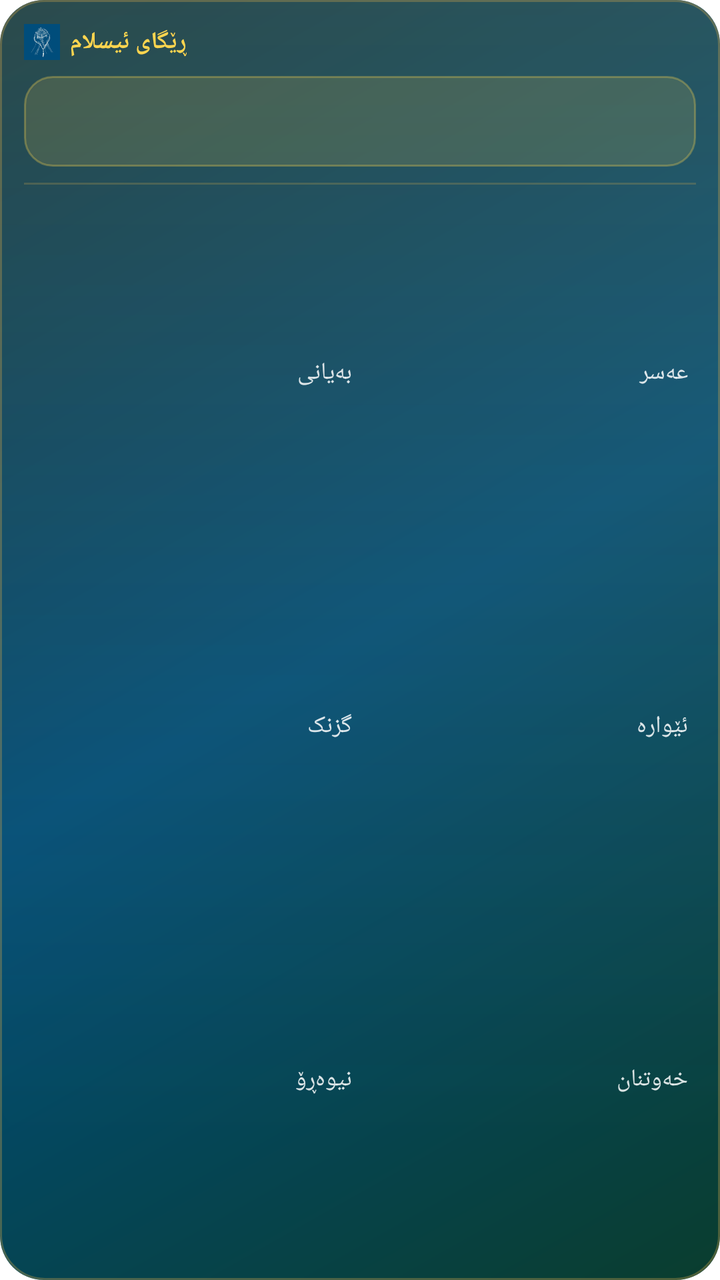
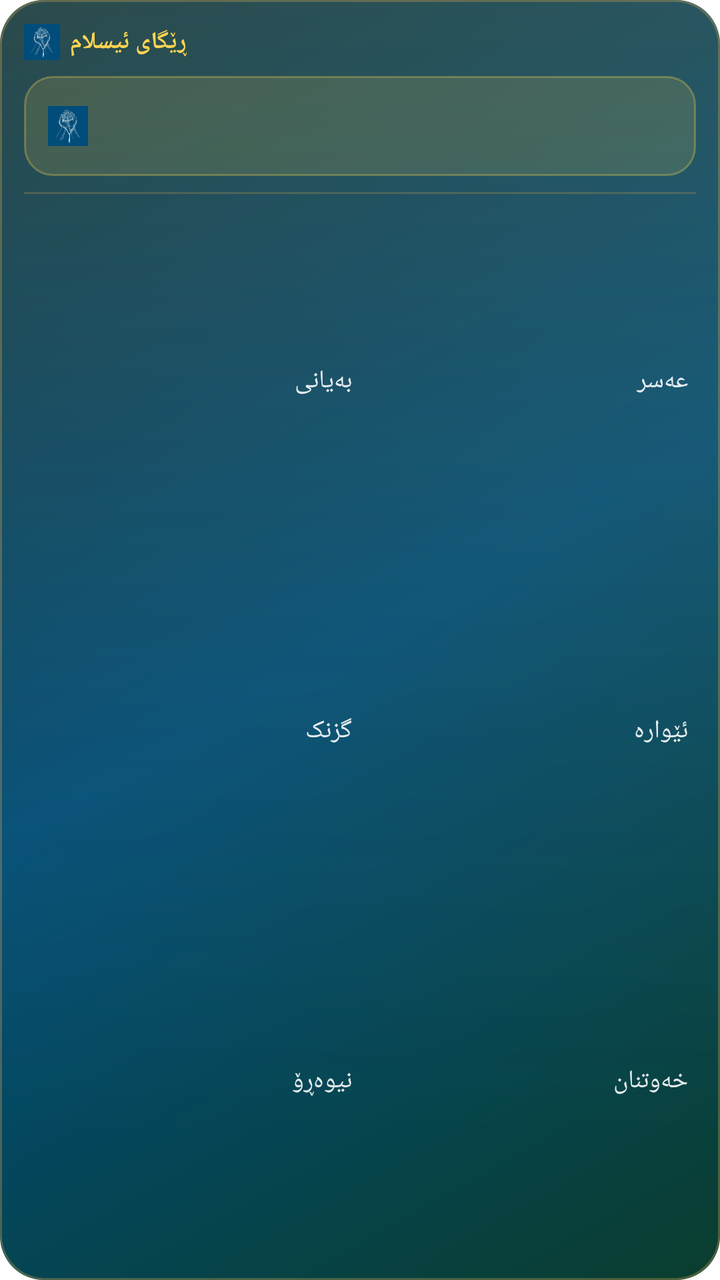

Screens rendered from an Android XML layout before and after an edit, with the pre-edit source and the edit as a unified diff.
<!-- AndroidManifest.xml: fallback theme Theme.MaterialComponents.DayNight.NoActionBar -->
<!-- res/layout/widget_prayer.xml -->
<?xml version="1.0" encoding="utf-8"?>
<LinearLayout xmlns:android="http://schemas.android.com/apk/res/android"
    android:id="@+id/widget_prayer_root"
    android:layout_width="match_parent"
    android:layout_height="match_parent"
    android:orientation="vertical"
    android:padding="12dp"
    android:background="@drawable/widget_bg">

    
    <LinearLayout
        android:layout_width="match_parent"
        android:layout_height="wrap_content"
        android:orientation="horizontal"
        android:gravity="center_vertical">

        <ImageView
            android:layout_width="18dp"
            android:layout_height="18dp"
            android:src="@drawable/app_icon"
            android:contentDescription="ڕێگای ئیسلام" />

        <TextView
            android:layout_width="wrap_content"
            android:layout_height="wrap_content"
            android:layout_marginStart="5dp"
            android:text="ڕێگای ئیسلام"
            android:textColor="#FFD54F"
            android:textSize="12sp"
            android:textStyle="bold" />

        <TextView
            android:id="@+id/widget_city"
            android:layout_width="0dp"
            android:layout_height="wrap_content"
            android:layout_weight="1"
            android:gravity="end"
            android:textColor="#CCFFFFFF"
            android:textSize="11sp" />
    </LinearLayout>

    
    <LinearLayout
        android:layout_width="match_parent"
        android:layout_height="wrap_content"
        android:orientation="vertical"
        android:layout_marginTop="8dp"
        android:background="@drawable/widget_next_pill"
        android:paddingStart="12dp"
        android:paddingEnd="12dp"
        android:paddingTop="7dp"
        android:paddingBottom="7dp">

        <TextView
            android:id="@+id/widget_next"
            android:layout_width="match_parent"
            android:layout_height="wrap_content"
            android:textColor="#FFFFFF"
            android:textSize="14sp"
            android:textStyle="bold" />

        <TextView
            android:id="@+id/widget_date"
            android:layout_width="match_parent"
            android:layout_height="wrap_content"
            android:textColor="#99FFFFFF"
            android:textSize="9sp" />
    </LinearLayout>

    
    <View
        android:layout_width="match_parent"
        android:layout_height="1dp"
        android:layout_marginTop="8dp"
        android:layout_marginBottom="6dp"
        android:background="#40C8A24B" />

    
    <LinearLayout
        android:layout_width="match_parent"
        android:layout_height="0dp"
        android:layout_weight="1"
        android:orientation="horizontal"
        android:baselineAligned="false">

        <LinearLayout
            android:layout_width="0dp"
            android:layout_height="match_parent"
            android:layout_weight="1"
            android:orientation="vertical">

            <LinearLayout style="@style/WidgetPrayerRow">
                <TextView style="@style/WidgetPrayerLabel" android:text="بەیانی" />
                <TextView android:id="@+id/widget_bayani" style="@style/WidgetPrayerTime" />
            </LinearLayout>

            <LinearLayout style="@style/WidgetPrayerRow">
                <TextView style="@style/WidgetPrayerLabel" android:text="گزنک" />
                <TextView android:id="@+id/widget_xorhalatn" style="@style/WidgetPrayerTime" />
            </LinearLayout>

            <LinearLayout style="@style/WidgetPrayerRow">
                <TextView style="@style/WidgetPrayerLabel" android:text="نیوەڕۆ" />
                <TextView android:id="@+id/widget_niwaro" style="@style/WidgetPrayerTime" />
            </LinearLayout>
        </LinearLayout>

        <LinearLayout
            android:layout_width="0dp"
            android:layout_height="match_parent"
            android:layout_weight="1"
            android:orientation="vertical">

            <LinearLayout style="@style/WidgetPrayerRow">
                <TextView style="@style/WidgetPrayerLabel" android:text="عەسر" />
                <TextView android:id="@+id/widget_asr" style="@style/WidgetPrayerTime" />
            </LinearLayout>

            <LinearLayout style="@style/WidgetPrayerRow">
                <TextView style="@style/WidgetPrayerLabel" android:text="ئێوارە" />
                <TextView android:id="@+id/widget_eywara" style="@style/WidgetPrayerTime" />
            </LinearLayout>

            <LinearLayout style="@style/WidgetPrayerRow">
                <TextView style="@style/WidgetPrayerLabel" android:text="خەوتنان" />
                <TextView android:id="@+id/widget_esha" style="@style/WidgetPrayerTime" />
            </LinearLayout>
        </LinearLayout>
    </LinearLayout>
</LinearLayout>
<!-- resources referenced by this layout -->
<resources>
  <!-- drawable app_icon: png bitmap (drawable-nodpi, 18288 bytes) -->
  <!-- drawable widget_bg (drawable) -->
  <?xml version="1.0" encoding="utf-8"?>
  <layer-list xmlns:android="http://schemas.android.com/apk/res/android">
      
      <item>
          <shape android:shape="rectangle">
              <gradient
                  android:angle="315"
                  android:startColor="#05324B"
                  android:centerColor="#004D7B"
                  android:endColor="#0A3D2E"
                  android:type="linear" />
              <corners android:radius="22dp" />
          </shape>
      </item>
      
      <item android:top="0dp" android:left="0dp" android:right="0dp" android:bottom="70dp">
          <shape android:shape="rectangle">
              <gradient
                  android:angle="270"
                  android:startColor="#26FFD54F"
                  android:endColor="#00FFD54F"
                  android:type="linear" />
              <corners android:radius="22dp" />
          </shape>
      </item>
      
      <item>
          <shape android:shape="rectangle">
              <stroke android:width="1dp" android:color="#59C8A24B" />
              <corners android:radius="22dp" />
              <solid android:color="#00000000" />
          </shape>
      </item>
  </layer-list>
  <!-- drawable widget_next_pill (drawable) -->
  <?xml version="1.0" encoding="utf-8"?>
  <shape xmlns:android="http://schemas.android.com/apk/res/android"
      android:shape="rectangle">
      <solid android:color="#24FFD54F" />
      <corners android:radius="14dp" />
      <stroke android:width="1dp" android:color="#4CFFD54F" />
  </shape>
  <style name="WidgetPrayerLabel">
          <item name="android:layout_width">0dp</item>
          <item name="android:layout_height">wrap_content</item>
          <item name="android:layout_weight">1</item>
          <item name="android:textColor">#D9FFFFFF</item>
          <item name="android:textSize">12sp</item>
      </style>
  <style name="WidgetPrayerRow">
          <item name="android:layout_width">match_parent</item>
          <item name="android:layout_height">0dp</item>
          <item name="android:layout_weight">1</item>
          <item name="android:orientation">horizontal</item>
          <item name="android:gravity">center_vertical</item>
          <item name="android:paddingStart">4dp</item>
          <item name="android:paddingEnd">4dp</item>
      </style>
  <style name="WidgetPrayerTime">
          <item name="android:layout_width">wrap_content</item>
          <item name="android:layout_height">wrap_content</item>
          <item name="android:textColor">#FFD54F</item>
          <item name="android:textSize">13sp</item>
          <item name="android:textStyle">bold</item>
      </style>
</resources>

<!-- the commit's change to res/layout/widget_prayer.xml (unified diff, before → after) -->
@@ -43,28 +43,43 @@
     <LinearLayout
         android:layout_width="match_parent"
         android:layout_height="wrap_content"
-        android:orientation="vertical"
+        android:orientation="horizontal"
+        android:gravity="center_vertical"
         android:layout_marginTop="8dp"
         android:background="@drawable/widget_next_pill"
         android:paddingStart="12dp"
         android:paddingEnd="12dp"
-        android:paddingTop="7dp"
-        android:paddingBottom="7dp">
+        android:paddingTop="8dp"
+        android:paddingBottom="8dp">
 
-        <TextView
-            android:id="@+id/widget_next"
-            android:layout_width="match_parent"
+        <ImageView
+            android:layout_width="20dp"
+            android:layout_height="20dp"
+            android:src="@drawable/app_icon"
+            android:contentDescription="بانگی داهاتوو" />
+
+        <LinearLayout
+            android:layout_width="0dp"
             android:layout_height="wrap_content"
-            android:textColor="#FFFFFF"
-            android:textSize="14sp"
-            android:textStyle="bold" />
+            android:layout_weight="1"
+            android:layout_marginStart="8dp"
+            android:orientation="vertical">
 
-        <TextView
-            android:id="@+id/widget_date"
-            android:layout_width="match_parent"
-            android:layout_height="wrap_content"
-            android:textColor="#99FFFFFF"
-            android:textSize="9sp" />
+            <TextView
+                android:id="@+id/widget_next"
+                android:layout_width="match_parent"
+                android:layout_height="wrap_content"
+                android:textColor="#FFFFFF"
+                android:textSize="15sp"
+                android:textStyle="bold" />
+
+            <TextView
+                android:id="@+id/widget_date"
+                android:layout_width="match_parent"
+                android:layout_height="wrap_content"
+                android:textColor="#99FFFFFF"
+                android:textSize="10sp" />
+        </LinearLayout>
     </LinearLayout>
 
     
<!-- resource entries referenced after the edit -->
@@ -48,8 +48,8 @@
           <item name="android:layout_width">0dp</item>
           <item name="android:layout_height">wrap_content</item>
           <item name="android:layout_weight">1</item>
-          <item name="android:textColor">#D9FFFFFF</item>
-          <item name="android:textSize">12sp</item>
+          <item name="android:textColor">#E6FFFFFF</item>
+          <item name="android:textSize">12.5sp</item>
       </style>
   <style name="WidgetPrayerRow">
           <item name="android:layout_width">match_parent</item>
@@ -64,7 +64,7 @@
           <item name="android:layout_width">wrap_content</item>
           <item name="android:layout_height">wrap_content</item>
           <item name="android:textColor">#FFD54F</item>
-          <item name="android:textSize">13sp</item>
+          <item name="android:textSize">14sp</item>
           <item name="android:textStyle">bold</item>
       </style>
 </resources>
